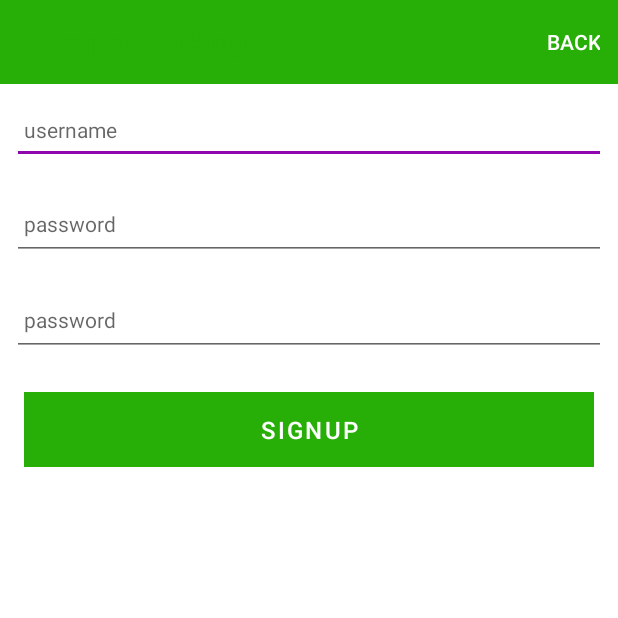
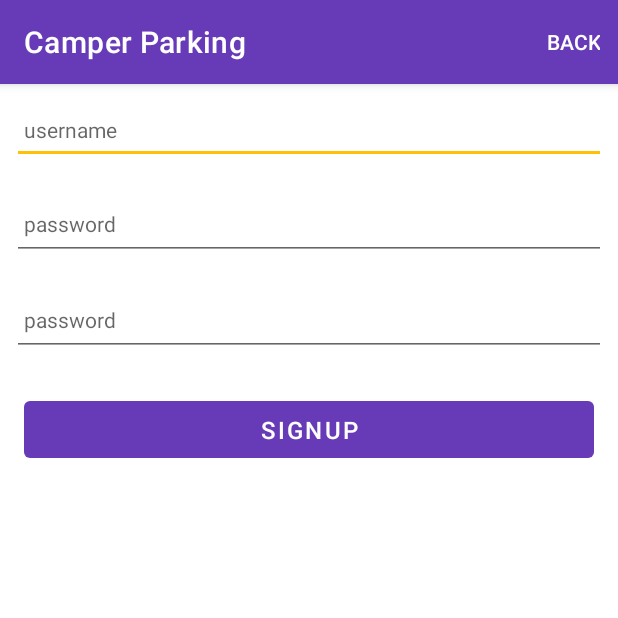
Before and after one commit to AlvaroSanchezDomingo/camper-parking-android, an Android app: the SignupActivity screen opened directly, with no data from a screen before it, on a phone screen of 412 x 824 dp, the top half of it. Run offline under Robolectric (Android 15) with nearby library versions, the phone set to English and light mode, and no system bars.

```diff
--- a/app/src/main/AndroidManifest.xml
+++ b/app/src/main/AndroidManifest.xml
@@ -11,12 +11,12 @@
         android:label="@string/app_name"
         android:roundIcon="@mipmap/ic_launcher_round"
         android:supportsRtl="true"
-        android:theme="@style/Theme.Parking">
+        android:theme="@style/Theme.CamperApp">
         <activity
             android:name=".activities.ParkingMapsActivity"
             android:exported="true"
             android:label="@string/title_activity_parking_maps"
-            android:theme="@style/Theme.Parking.NoActionBar" />
+            android:theme="@style/Theme.CamperApp.NoActionBar" />
 
         <meta-data
             android:name="com.google.android.geo.API_KEY"
--- a/app/src/main/java/org/wit/parking/activities/ParkingListActivity.kt
+++ b/app/src/main/java/org/wit/parking/activities/ParkingListActivity.kt
@@ -8,9 +8,12 @@ import org.wit.parking.databinding.ActivityParkingListBinding
 import org.wit.parking.main.MainApp
 import org.wit.parking.R
 import android.view.Menu
+import android.view.MenuInflater
 import android.view.MenuItem
 import androidx.activity.result.ActivityResultLauncher
 import androidx.activity.result.contract.ActivityResultContracts
+import androidx.navigation.findNavController
+import androidx.navigation.ui.NavigationUI
 import org.wit.parking.adapters.ParkingAdapter
 import org.wit.parking.adapters.ParkingListener
 import org.wit.parking.models.ParkingModel
@@ -51,6 +54,7 @@ class ParkingListActivity : AppCompatActivity(), ParkingListener {
         registerRefreshCallback()
         registerMapCallback()
     }
+
     override fun onCreateOptionsMenu(menu: Menu): Boolean {
         menuInflater.inflate(R.menu.menu_parking_list, menu)
         return super.onCreateOptionsMenu(menu)
--- a/app/src/main/res/layout/activity_signup.xml
+++ b/app/src/main/res/layout/activity_signup.xml
@@ -17,16 +17,16 @@
             android:id="@+id/appBarLayout"
             android:layout_width="match_parent"
             android:layout_height="wrap_content"
-            android:background="@color/colorPrimary"
-            android:fitsSystemWindows="true"
-            app:elevation="0dip"
-            app:theme="@style/ThemeOverlay.AppCompat.Dark.ActionBar">
+            app:theme="@style/Theme.CamperApp.AppBarOverlay">
 
             <androidx.appcompat.widget.Toolbar
                 android:id="@+id/toolbar"
                 android:layout_width="match_parent"
                 android:layout_height="wrap_content"
-                app:titleTextColor="@color/colorPrimary" />
+                android:background="?attr/colorPrimary"
+                android:textColor="?attr/colorOnSecondary"
+                app:popupTheme="@style/Theme.CamperApp.PopupOverlay"/>
+
         </com.google.android.material.appbar.AppBarLayout>
 
         <ScrollView
@@ -50,7 +50,6 @@
                     android:maxLength="25"
                     android:maxLines="1"
                     android:padding="8dp"
-                    android:textColor="@color/onLight"
                     android:textSize="14sp"
                     tools:ignore="TouchTargetSizeCheck" />
 
@@ -65,7 +64,6 @@
                     android:maxLines="1"
                     android:minHeight="48dp"
                     android:padding="8dp"
-                    android:textColor="@color/onLight"
                     android:textSize="14sp" />
                 <EditText
                     android:id="@+id/password_check"
@@ -78,7 +76,6 @@
                     android:maxLines="1"
                     android:minHeight="48dp"
                     android:padding="8dp"
-                    android:textColor="@color/onLight"
                     android:textSize="14sp" />
 
                 <Button
@@ -86,12 +83,10 @@
                     android:layout_width="match_parent"
                     android:layout_height="wrap_content"
                     android:layout_margin="16dp"
-                    android:background="@color/colorSecondary"
                     android:paddingTop="8dp"
                     android:paddingBottom="8dp"
                     android:stateListAnimator="@null"
                     android:text="@string/button_signup"
-                    android:textColor="@color/colorOnSecondary"
                     android:textSize="16sp"
                     tools:ignore="TextContrastCheck" />
 
--- a/app/src/main/res/values-night/themes.xml
+++ b/app/src/main/res/values-night/themes.xml
@@ -1,14 +1,13 @@
 <resources xmlns:tools="http://schemas.android.com/tools">
     <!-- Base application theme. -->
-    <style name="Theme.Parking" parent="Theme.MaterialComponents.DayNight.DarkActionBar">
+    <style name="Theme.CamperApp" parent="Theme.MaterialComponents.DayNight.DarkActionBar">
         <!-- Primary brand color. -->
-        <item name="colorPrimary">@color/colorPrimary</item>
-        <item name="colorPrimaryVariant">@color/colorPrimaryVariant</item>
-        <item name="colorOnPrimary">@color/colorOnPrimary</item>
+        <item name="colorPrimary">@color/color_primary</item>
+        <item name="colorPrimaryVariant">@color/color_secondary</item>
+        <item name="colorOnPrimary">@color/white</item>
         <!-- Secondary brand color. -->
-        <item name="colorSecondary">@color/colorSecondary</item>
-        <item name="colorSecondaryVariant">@color/colorSecondaryVariant</item>
-        <item name="colorOnSecondary">@color/colorOnSecondary</item>
+        <item name="colorSecondary">@color/color_secondary</item>
+        <item name="colorOnSecondary">@color/black</item>
         <!-- Status bar color. -->
         <item name="android:statusBarColor" tools:targetApi="l">?attr/colorPrimaryVariant</item>
         <!-- Customize your theme here. -->
--- a/app/src/main/res/values/colors.xml
+++ b/app/src/main/res/values/colors.xml
@@ -1,17 +1,7 @@
 <?xml version="1.0" encoding="utf-8"?>
 <resources>
-    <color name="colorPrimary">#27AE07</color>
-    <color name="colorPrimaryVariant">#176404</color>
-    <color name="colorOnPrimary">#FFFFFF</color>
-    <color name="colorSecondary">#8e07ae</color>
-    <color name="colorSecondaryVariant">#520464</color>
-    <color name="colorOnSecondary">#FFFFFF</color>
-    <color name="onLight">#000000</color>
-
+    <color name="color_primary">#673AB7</color>
+    <color name="color_secondary">#FFC107</color>
     <color name="black">#FF000000</color>
     <color name="white">#FFFFFFFF</color>
-
-
-    <color name="colorAccent">#4c90af</color>
-
 </resources>
--- a/app/src/main/res/values/themes.xml
+++ b/app/src/main/res/values/themes.xml
@@ -1,25 +1,24 @@
 <resources xmlns:tools="http://schemas.android.com/tools">
     <!-- Base application theme. -->
-    <style name="Theme.Parking" parent="Theme.MaterialComponents.DayNight.NoActionBar">
+    <style name="Theme.CamperApp" parent="Theme.MaterialComponents.DayNight.NoActionBar">
         <!-- Primary brand color. -->
-        <item name="colorPrimary">@color/colorPrimary</item>
-        <item name="colorPrimaryVariant">@color/colorPrimaryVariant</item>
-        <item name="colorOnPrimary">@color/colorOnPrimary</item>
+        <item name="colorPrimary">@color/color_primary</item>
+        <item name="colorPrimaryVariant">@color/color_secondary</item>
+        <item name="colorOnPrimary">@color/white</item>
         <!-- Secondary brand color. -->
-        <item name="colorSecondary">@color/colorSecondary</item>
-        <item name="colorSecondaryVariant">@color/colorSecondaryVariant</item>
-        <item name="colorOnSecondary">@color/colorOnSecondary</item>
+        <item name="colorSecondary">@color/color_secondary</item>
+        <item name="colorOnSecondary">@color/black</item>
         <!-- Status bar color. -->
         <item name="android:statusBarColor" tools:targetApi="l">?attr/colorPrimaryVariant</item>
         <!-- Customize your theme here. -->
     </style>
 
-    <style name="Theme.Parking.NoActionBar">
+    <style name="Theme.CamperApp.NoActionBar">
         <item name="windowActionBar">false</item>
         <item name="windowNoTitle">true</item>
     </style>
 
-    <style name="Theme.Parking.AppBarOverlay" parent="ThemeOverlay.AppCompat.Dark.ActionBar" />
+    <style name="Theme.CamperApp.AppBarOverlay" parent="ThemeOverlay.AppCompat.Dark.ActionBar" />
 
-    <style name="Theme.Parking.PopupOverlay" parent="ThemeOverlay.AppCompat.Light" />
+    <style name="Theme.CamperApp.PopupOverlay" parent="ThemeOverlay.AppCompat.Light" />
 </resources>
```
Also changed, not shown: app/src/main/res/layout/activity_login.xml (+5 -9 lines), app/src/main/res/layout/activity_parking.xml (+4 -13 lines), app/src/main/res/layout/activity_parking_list.xml (+5 -5 lines), app/src/main/res/layout/activity_parking_maps.xml (+9 -7 lines), app/src/main/res/menu/menu_parking.xml (+7 -5 lines), app/src/main/res/menu/menu_parking_list.xml (+14 -13 lines), app/src/main/res/navigation/nav_graph.xml (deleted, +0 -28 lines).
